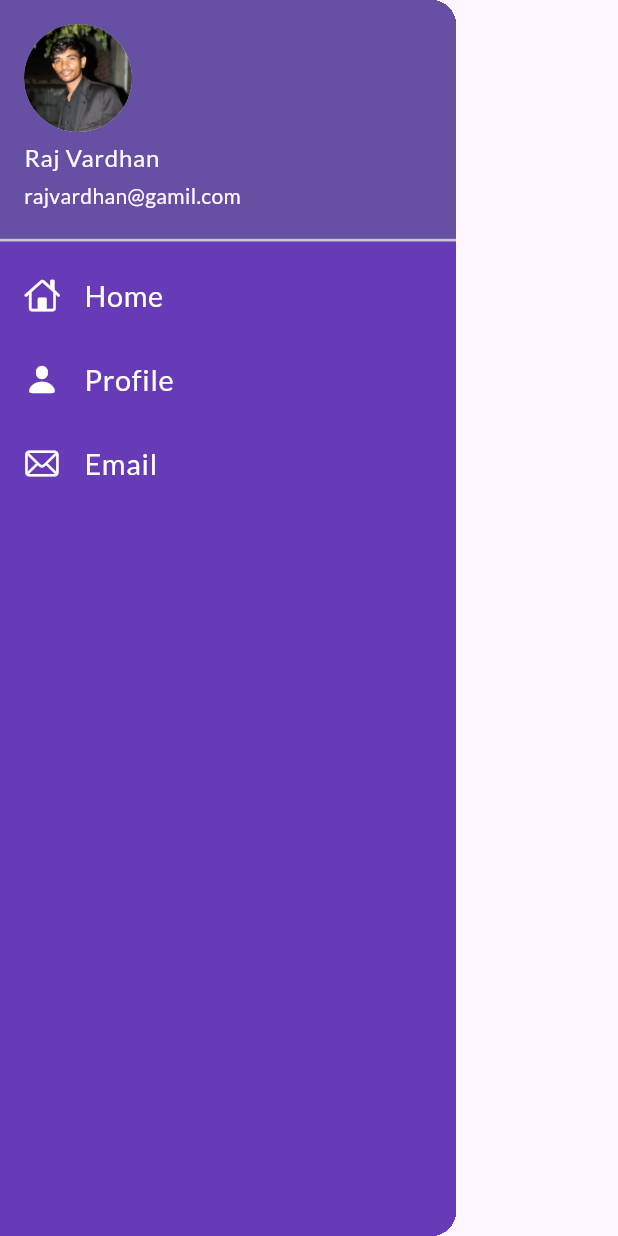
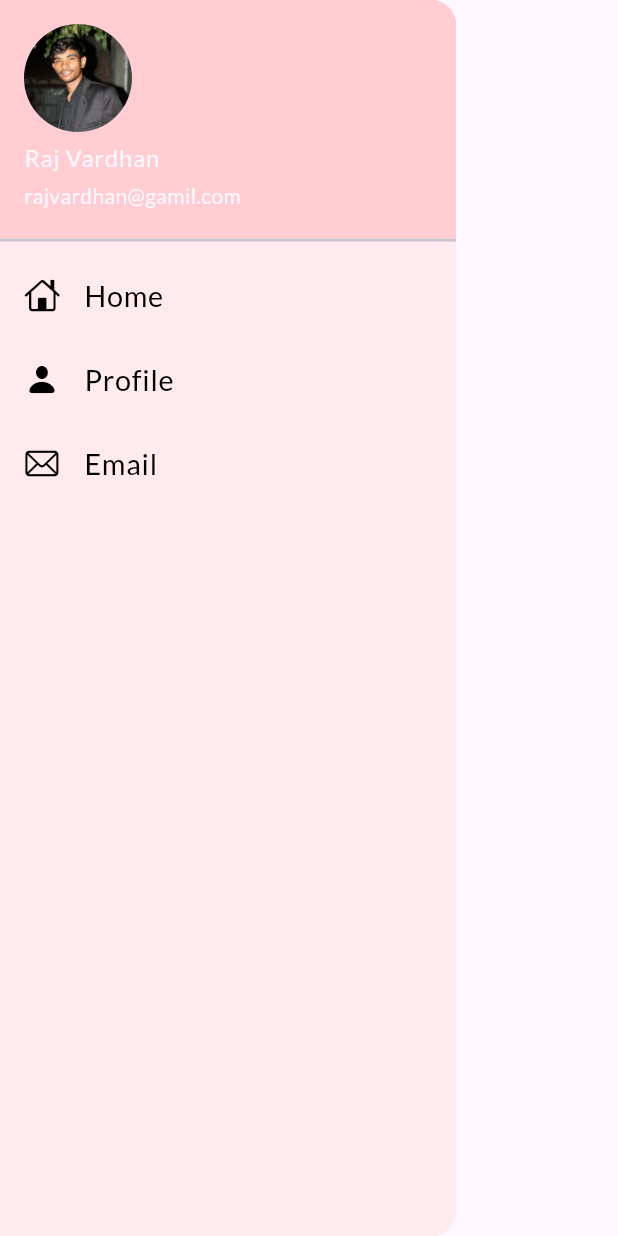
Before and after one commit to rajvardhant/flutter, a Flutter app: the MyDrawer widget shown alone on an empty page, opened directly, on a phone screen of 412 x 824 dp. Run offline on Flutter 3.47's test engine with Material 3 defaults, Android fonts, the phone set to English and light mode, and no system bars; our stand-ins replace google_fonts; network calls fail.

```diff
--- a/lib/main.dart
+++ b/lib/main.dart
@@ -1,4 +1,5 @@
 import 'package:flutter/material.dart';
+// ignore: unused_import
 import 'package:google_fonts/google_fonts.dart';
 import 'package:startgit/pages/home_page.dart';
 // import 'package:google_fonts/google_fonts.dart';
--- a/lib/widgets/drawer.dart
+++ b/lib/widgets/drawer.dart
@@ -12,7 +12,7 @@ class MyDrawer extends StatelessWidget {
     return Drawer(
 
       child: Container(
-        color: Colors.deepPurple,
+        color: Colors.red[50],
         child: ListView(
           padding: EdgeInsets.zero,
           children: [
@@ -20,7 +20,7 @@ class MyDrawer extends StatelessWidget {
 
                 padding: EdgeInsets.zero,
                 child: UserAccountsDrawerHeader(
-                  // decoration: BoxDecoration(color:Colors.red),
+                  decoration: BoxDecoration(color:Colors.red[100]),
                   margin: EdgeInsets.zero,
                   accountName: Text("Raj Vardhan"),
                   accountEmail: Text("rajvardhan@gamil.com"),
@@ -33,39 +33,39 @@ class MyDrawer extends StatelessWidget {
 
                   leading: Icon(
                     CupertinoIcons.home,
-                    color: Colors.white,
+                    color: Colors.black,
                   ),
                   title: Text(
                     "Home",
                     textScaleFactor: 1.2,
                     style: TextStyle(
-                      color: Colors.white,
+                      color: Colors.black,
                     ),
                   ),
                 ),
                 ListTile(
                   leading: Icon(
                     CupertinoIcons.person_fill,
-                    color: Colors.white,
+                    color: Colors.black,
                   ),
                   title: Text(
                     "Profile",
                     textScaleFactor: 1.2,
                     style: TextStyle(
-                      color: Colors.white,
+                      color: Colors.black,
                     ),
                   ),
                 ),
                 ListTile(
                   leading: Icon(
                     CupertinoIcons.mail,
-                    color: Colors.white,
+                    color: Colors.black,
                   ),
                   title: Text(
                     "Email",
                     textScaleFactor: 1.2,
                     style: TextStyle(
-                      color: Colors.white,
+                      color: Colors.black,
                     ),
                   ),
                 ),
```
Also changed, not shown: lib/models/catalog.dart (+13 -10 lines), lib/pages/home_page.dart (+17 -4 lines), lib/widgets/item_widget.dart (added, +36 -0 lines).
